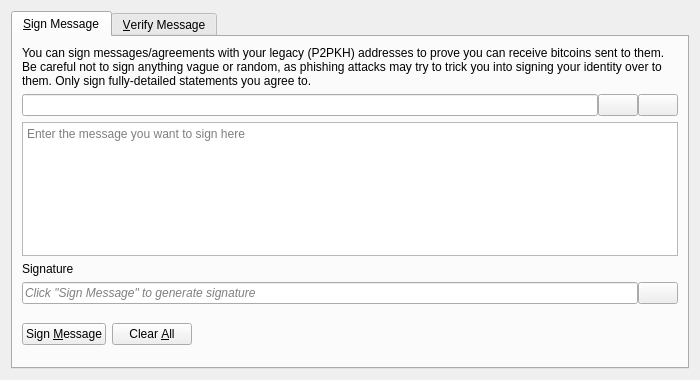
This is src/qt/forms/signverifymessagedialog.ui in opensyria/OpenSyria as Qt 5 draws it before an edit. The edited form follows.
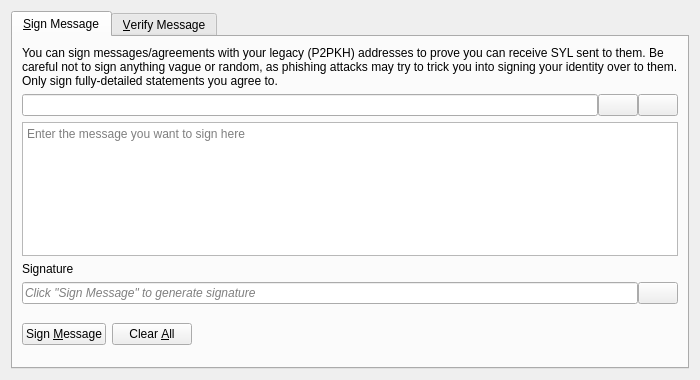
This is the edited form. Icons and pictures are not drawn. Custom widgets are drawn as their Qt base class.

Diff of the .ui file:
```diff
--- a/src/qt/forms/signverifymessagedialog.ui
+++ b/src/qt/forms/signverifymessagedialog.ui
@@ -30,7 +30,7 @@
        <item>
         <widget class="QLabel" name="infoLabel_SM">
          <property name="text">
-          <string>You can sign messages/agreements with your legacy (P2PKH) addresses to prove you can receive bitcoins sent to them. Be careful not to sign anything vague or random, as phishing attacks may try to trick you into signing your identity over to them. Only sign fully-detailed statements you agree to.</string>
+          <string>You can sign messages/agreements with your legacy (P2PKH) addresses to prove you can receive SYL sent to them. Be careful not to sign anything vague or random, as phishing attacks may try to trick you into signing your identity over to them. Only sign fully-detailed statements you agree to.</string>
          </property>
          <property name="textFormat">
           <enum>Qt::PlainText</enum>
```
Left out of the diff: 26 changed lines with no effect on the pictures.
